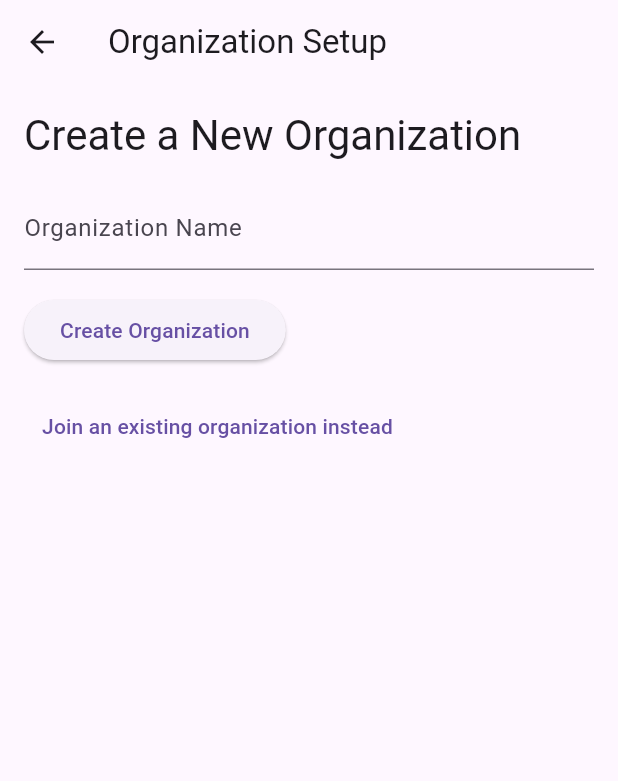
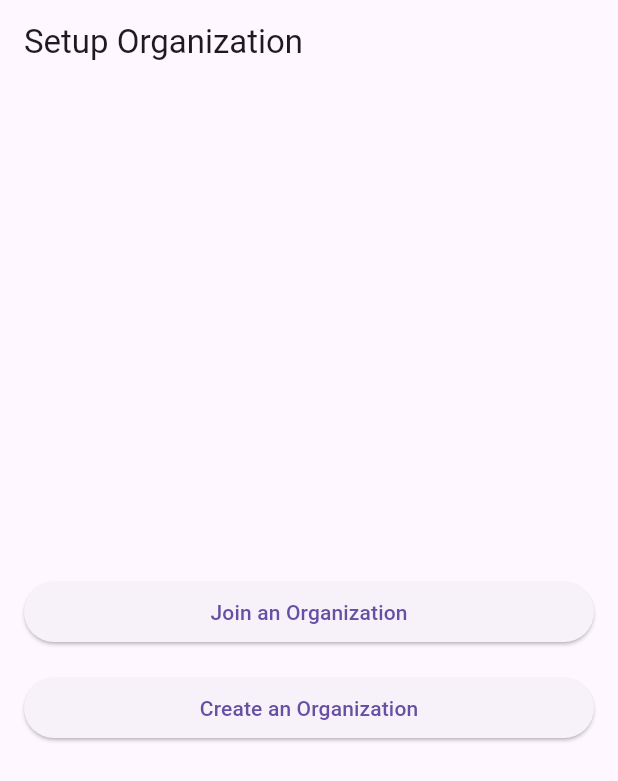
Before and after one commit to underwoodbrady/locateCRM-app, a Flutter app: the OrganizationSetupScreen screen opened directly, on a phone screen of 412 x 824 dp. Shown: the top 781 px of the screen. Run offline on Flutter 3.47's test engine with Material 3 defaults, Android fonts, the phone set to English and light mode, and no system bars; our stand-ins replace flutter_riverpod, supabase_flutter; accounts and stored records are empty.

Commit message:
some stuff

```diff
--- a/lib/screens/organization_setup_screen.dart
+++ /dev/null
@@ -1,93 +0,0 @@
-import 'package:flutter/material.dart';
-import 'package:flutter_riverpod/flutter_riverpod.dart';
-import '../providers/auth_provider.dart';
-
-class OrganizationSetupScreen extends ConsumerStatefulWidget {
-  const OrganizationSetupScreen({Key? key}) : super(key: key);
-
-  @override
-  _OrganizationSetupScreenState createState() => _OrganizationSetupScreenState();
-}
-
-class _OrganizationSetupScreenState extends ConsumerState<OrganizationSetupScreen> {
-  final _formKey = GlobalKey<FormState>();
-  final _organizationNameController = TextEditingController();
-  final _organizationIdController = TextEditingController();
-  bool _isCreatingNewOrganization = true;
-
-  @override
-  Widget build(BuildContext context) {
-    return Scaffold(
-      appBar: AppBar(
-        title: const Text('Organization Setup'),
-      ),
-      body: Padding(
-        padding: const EdgeInsets.all(16.0),
-        child: Form(
-          key: _formKey,
-          child: Column(
-            crossAxisAlignment: CrossAxisAlignment.start,
-            children: [
-              Text(
-                _isCreatingNewOrganization ? 'Create a New Organization' : 'Join an Existing Organization',
-                style: Theme.of(context).textTheme.headlineMedium,
-              ),
-              const SizedBox(height: 16),
-              if (_isCreatingNewOrganization)
-                TextFormField(
-                  controller: _organizationNameController,
-                  decoration: const InputDecoration(labelText: 'Organization Name'),
-                  validator: (value) {
-                    if (value == null || value.isEmpty) {
-                      return 'Please enter an organization name';
-                    }
-                    return null;
-                  },
-                )
-              else
-                TextFormField(
-                  controller: _organizationIdController,
-                  decoration: const InputDecoration(labelText: 'Organization ID'),
-                  validator: (value) {
-                    if (value == null || value.isEmpty) {
-                      return 'Please enter an organization ID';
-                    }
-                    return null;
-                  },
-                ),
-              const SizedBox(height: 16),
-              ElevatedButton(
-                onPressed: _handleOrganizationSetup,
-                child: Text(_isCreatingNewOrganization ? 'Create Organization' : 'Join Organization'),
-              ),
-              const SizedBox(height: 16),
-              TextButton(
-                onPressed: () {
-                  setState(() {
-                    _isCreatingNewOrganization = !_isCreatingNewOrganization;
-                  });
-                },
-                child: Text(_isCreatingNewOrganization
-                    ? 'Join an existing organization instead'
-                    : 'Create a new organization instead'),
-              ),
-            ],
-          ),
-        ),
-      ),
-    );
-  }
-
-  void _handleOrganizationSetup() async {
-    if (_formKey.currentState!.validate()) {
-      // TODO: Implement organization creation or joining logic
-      if (_isCreatingNewOrganization) {
-        // Create new organization
-        print('Creating new organization: ${_organizationNameController.text}');
-      } else {
-        // Join existing organization
-        print('Joining organization with ID: ${_organizationIdController.text}');
-      }
-    }
-  }
-}
--- /dev/null
+++ b/lib/screens/setup_organization_setup_screen.dart
@@ -0,0 +1,113 @@
+import 'package:flutter/material.dart';
+import 'package:flutter_riverpod/flutter_riverpod.dart';
+import '../providers/organization_provider.dart';
+
+class OrganizationSetupScreen extends ConsumerStatefulWidget {
+  const OrganizationSetupScreen({Key? key}) : super(key: key);
+
+  @override
+  _OrganizationSetupScreenState createState() => _OrganizationSetupScreenState();
+}
+
+class _OrganizationSetupScreenState extends ConsumerState<OrganizationSetupScreen> {
+  final _formKey = GlobalKey<FormState>();
+  final _organizationIdController = TextEditingController();
+  bool _isLoading = false;
+  bool _showJoinForm = false;
+
+  @override
+  void dispose() {
+    _organizationIdController.dispose();
+    super.dispose();
+  }
+
+  @override
+  Widget build(BuildContext context) {
+    return Scaffold(
+      appBar: AppBar(
+        title: const Text('Setup Organization'),
+      ),
+      body: Padding(
+        padding: const EdgeInsets.all(16.0),
+        child: Column(
+          mainAxisAlignment: MainAxisAlignment.center,
+          crossAxisAlignment: CrossAxisAlignment.stretch,
+          children: [
+            if (!_showJoinForm) ...[
+              ElevatedButton(
+                onPressed: () {
+                  setState(() {
+                    _showJoinForm = true;
+                  });
+                },
+                child: const Text('Join an Organization'),
+              ),
+              const SizedBox(height: 16),
+              ElevatedButton(
+                onPressed: () {
+                  Navigator.of(context).pushReplacementNamed('/setup_payment');
+                },
+                child: const Text('Create an Organization'),
+              ),
+            ],
+            if (_showJoinForm) ...[
+              Form(
+                key: _formKey,
+                child: Column(
+                  children: [
+                    TextFormField(
+                      controller: _organizationIdController,
+                      decoration: const InputDecoration(labelText: 'Organization ID'),
+                      validator: (value) {
+                        if (value == null || value.isEmpty) {
+                          return 'Please enter an organization ID';
+                        }
+                        return null;
+                      },
+                    ),
+                    const SizedBox(height: 16),
+                    ElevatedButton(
+                      onPressed: _isLoading ? null : _handleJoinOrganization,
+                      child: _isLoading
+                          ? const CircularProgressIndicator()
+                          : const Text('Join Organization'),
+                    ),
+                   TextButton(
+                onPressed: () {
+ setState(() {
+                    _showJoinForm = false;
+                  });                },
+                child: const Text('Go Back'),
+              ),
+                  ],
+                ),
+              ),
+            ],
+          ],
+        ),
+      ),
+    );
+  }
+
+  Future<void> _handleJoinOrganization() async {
+    if (_formKey.currentState!.validate()) {
+      setState(() {
+        _isLoading = true;
+      });
+      try {
+        await ref.read(organizationProvider.notifier).joinOrganization(
+              _organizationIdController.text,
+            );
+        Navigator.of(context).pushReplacementNamed('/dashboard');
+      } catch (e) {
+        ScaffoldMessenger.of(context).showSnackBar(
+          SnackBar(content: Text('Error: $e')),
+        );
+      } finally {
+        setState(() {
+          _isLoading = false;
+        });
+      }
+    }
+  }
+}
--- a/lib/services/auth_service.dart
+++ b/lib/services/auth_service.dart
@@ -23,8 +23,6 @@ class AuthService {
     final response = await _supabase.auth
         .signInWithPassword(email: email, password: password);
 
-    print(response);
-
     if (response.user == null) {
       throw Exception('Login failed');
     }
@@ -33,8 +31,6 @@ class AuthService {
         .select()
         .eq('id', response.user!.id)
         .single();
-
-    print(userResponse);
 
     try {
       final tempUser = User.fromJson(userResponse);
--- a/pubspec.yaml
+++ b/pubspec.yaml
@@ -38,6 +38,7 @@ dependencies:
   radix_colors: ^1.0.4
   flutter_riverpod: ^2.5.1
   supabase_flutter: ^2.8.0
+  flutter_stripe: ^11.2.0
 
 dev_dependencies:
   flutter_test:
```
Also changed, not shown: lib/app.dart (+11 -1 lines), lib/providers/organization_provider.dart (+11 -0 lines), lib/screens/login_screen.dart (+9 -3 lines), lib/screens/setup_payment_screen.dart (added, +17 -0 lines), lib/services/supabase_service.dart (+16 -0 lines), pubspec.lock.
